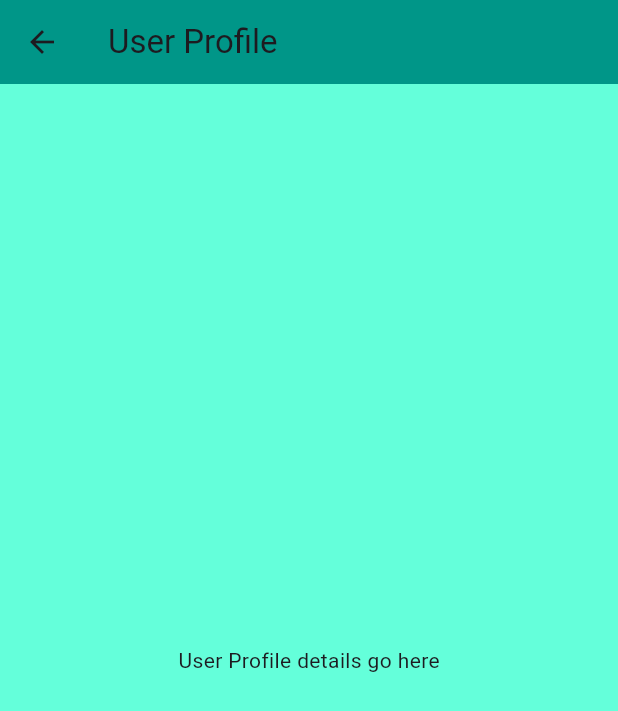
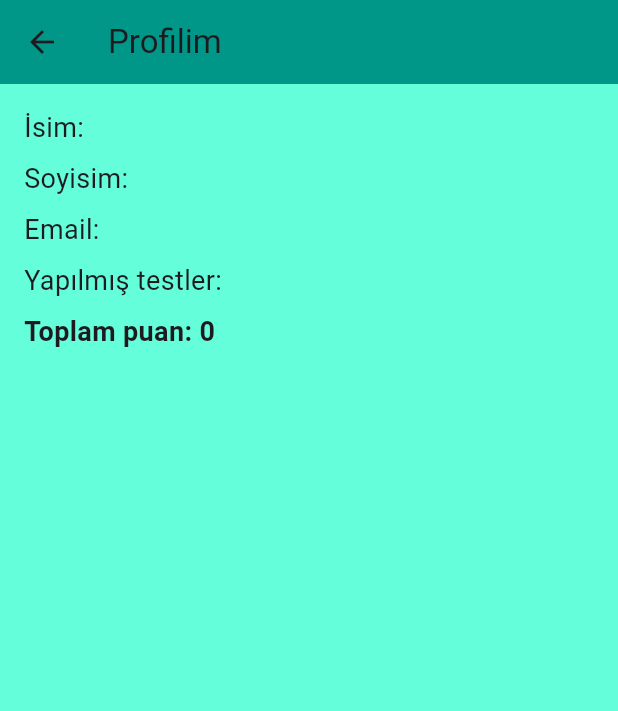
Before and after one commit to OsmanGundogdu/quiz_app_mobile, a Flutter app: the UserProfileScreen screen opened directly with empty values, on a phone screen of 412 x 824 dp. Shown: the top 711 px of the screen. Run offline on Flutter 3.47's test engine with Material 3 defaults, Android fonts, the phone set to English and light mode, and no system bars; our stand-ins replace cloud_firestore, firebase_core; accounts and stored records are empty.

Commit message:
screens fixed. leaderboard, quizzes, user profile works but user profile needs more fixings.

```diff
--- a/lib/main.dart
+++ b/lib/main.dart
@@ -1,5 +1,6 @@
 import 'package:flutter/material.dart';
 import 'package:firebase_core/firebase_core.dart';
+import 'package:quiz_app/screens/user_profile_screen.dart';
 import 'screens/quizzes_screen.dart';
 
 void main() async {
@@ -15,6 +16,10 @@ class MyApp extends StatelessWidget {
   Widget build(BuildContext context) {
     return MaterialApp(
       debugShowCheckedModeBanner: false,
+      // login yapan kullanıcının idsi gelecek.
+      // home: UserProfileScreen(
+      //   userID: user['id'],
+      // ),
       home: QuizListScreen(),
     );
   }
--- a/lib/screens/leaderboard_screen.dart
+++ b/lib/screens/leaderboard_screen.dart
@@ -64,8 +64,9 @@ class _LeaderboardScreenState extends State<LeaderboardScreen> {
                   Navigator.push(
                     context,
                     MaterialPageRoute(
-                      builder: (context) =>
-                          UserProfileScreen(userID: user['id']),
+                      builder: (context) => UserProfileScreen(
+                        userID: user['id'],
+                      ),
                     ),
                   )
                 },
--- a/lib/screens/quizzes_screen.dart
+++ b/lib/screens/quizzes_screen.dart
@@ -1,8 +1,8 @@
 import 'package:flutter/material.dart';
-import 'package:firebase_core/firebase_core.dart';
 import 'package:cloud_firestore/cloud_firestore.dart';
 import 'package:quiz_app/screens/leaderboard_screen.dart';
 import 'package:quiz_app/screens/questions_screen.dart';
+import 'package:quiz_app/screens/quiz_info_screen.dart';
 
 class QuizListScreen extends StatefulWidget {
   const QuizListScreen({super.key});
@@ -85,7 +85,7 @@ class _QuizListScreenState extends State<QuizListScreen> {
                   Navigator.push(
                     context,
                     MaterialPageRoute(
-                      builder: (context) => QuestionsScreen(quizId: quiz['id']),
+                      builder: (context) => QuizInfoScreen(quizId: quiz['id']),
                     ),
                   );
                 },
--- a/lib/screens/user_profile_screen.dart
+++ b/lib/screens/user_profile_screen.dart
@@ -1,19 +1,86 @@
 import 'package:flutter/material.dart';
+import 'package:cloud_firestore/cloud_firestore.dart';
 
-class UserProfileScreen extends StatelessWidget {
+class UserProfileScreen extends StatefulWidget {
   final String userID;
+
   const UserProfileScreen({super.key, required this.userID});
+
+  @override
+  _UserProfileScreenState createState() => _UserProfileScreenState();
+}
+
+class _UserProfileScreenState extends State<UserProfileScreen> {
+  final FirebaseFirestore _firestore = FirebaseFirestore.instance;
+  Map<String, dynamic>? user;
+  bool isLoading = true;
+
+  @override
+  void initState() {
+    super.initState();
+    _fetchUserData();
+  }
+
+  Future<void> _fetchUserData() async {
+    try {
+      DocumentSnapshot userDoc =
+          await _firestore.collection('users').doc(widget.userID).get();
+
+      if (userDoc.exists) {
+        setState(() {
+          user = userDoc.data() as Map<String, dynamic>;
+          isLoading = false;
+        });
+      } else {
+        setState(() {
+          user = null;
+          isLoading = false;
+        });
+      }
+    } catch (e) {
+      print("Error fetching user: $e");
+      setState(() {
+        user = null;
+        isLoading = false;
+      });
+    }
+  }
 
   @override
   Widget build(BuildContext context) {
     return Scaffold(
       appBar: AppBar(
-        title: Text('User Profile'),
+        title: const Text("Profilim"),
         backgroundColor: Colors.teal,
       ),
-      body: Center(
-        child: Text('User Profile details go here'),
-      ),
+      body: isLoading
+          ? const Center(child: CircularProgressIndicator())
+          : user == null
+              ? const Center(child: Text("Kullanıcı bulunamadı"))
+              : Padding(
+                  padding: const EdgeInsets.all(16.0),
+                  child: Column(
+                    crossAxisAlignment: CrossAxisAlignment.start,
+                    children: [
+                      Text("İsim: ${user!['firstname'] ?? 'Bilinmiyor'}",
+                          style: const TextStyle(fontSize: 18)),
+                      const SizedBox(height: 8),
+                      Text("Soyisim: ${user!['lastname'] ?? 'Bilinmiyor'}",
+                          style: const TextStyle(fontSize: 18)),
+                      const SizedBox(height: 8),
+                      Text("Email: ${user!['email'] ?? 'Bilinmiyor'}",
+                          style: const TextStyle(fontSize: 18)),
+                      const SizedBox(height: 8),
+                      Text(
+                          "Yapılmış testler: ${user!['quizzesTaken'] ?? 'Bilinmiyor'}",
+                          style: const TextStyle(fontSize: 18)),
+                      const SizedBox(height: 8),
+                      Text("Toplam puan: ${user!['totalScore'] ?? 0}",
+                          style: const TextStyle(
+                              fontSize: 18, fontWeight: FontWeight.bold)),
+                    ],
+                  ),
+                ),
       backgroundColor: Colors.tealAccent,
     );
   }
```
Also changed, not shown: lib/screens/quiz_info_screen.dart (added, +13 -0 lines).
